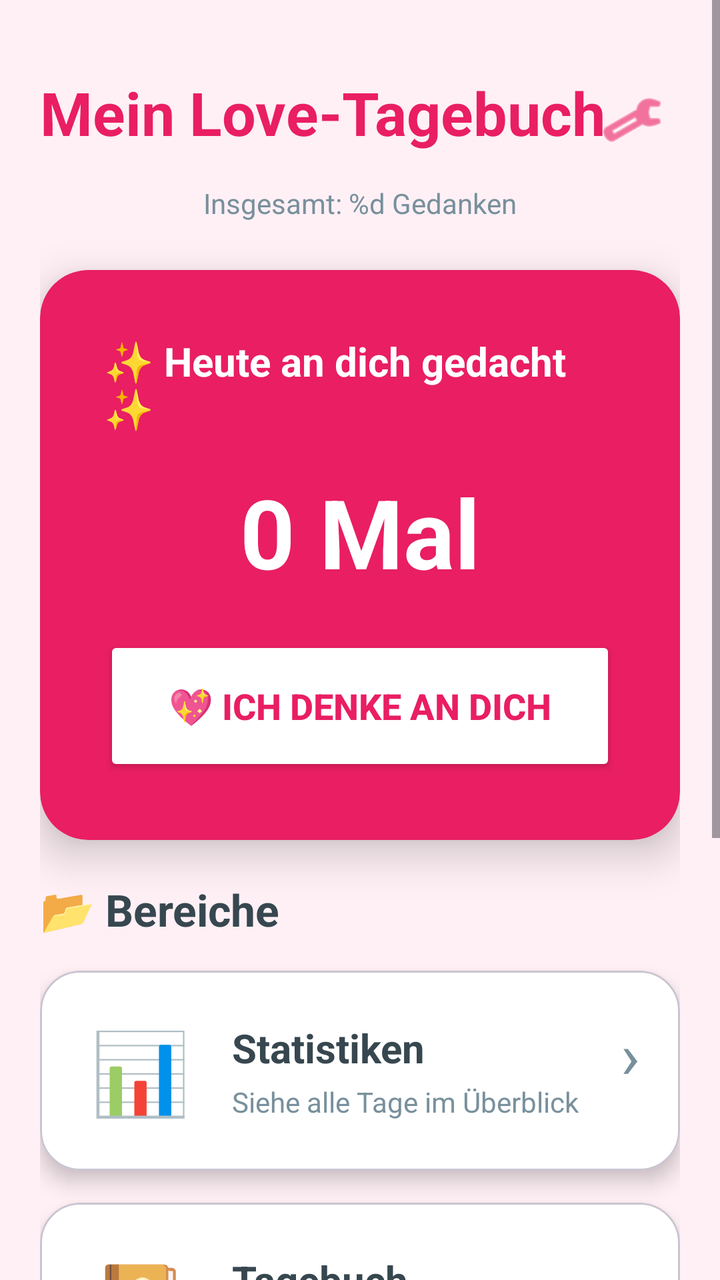
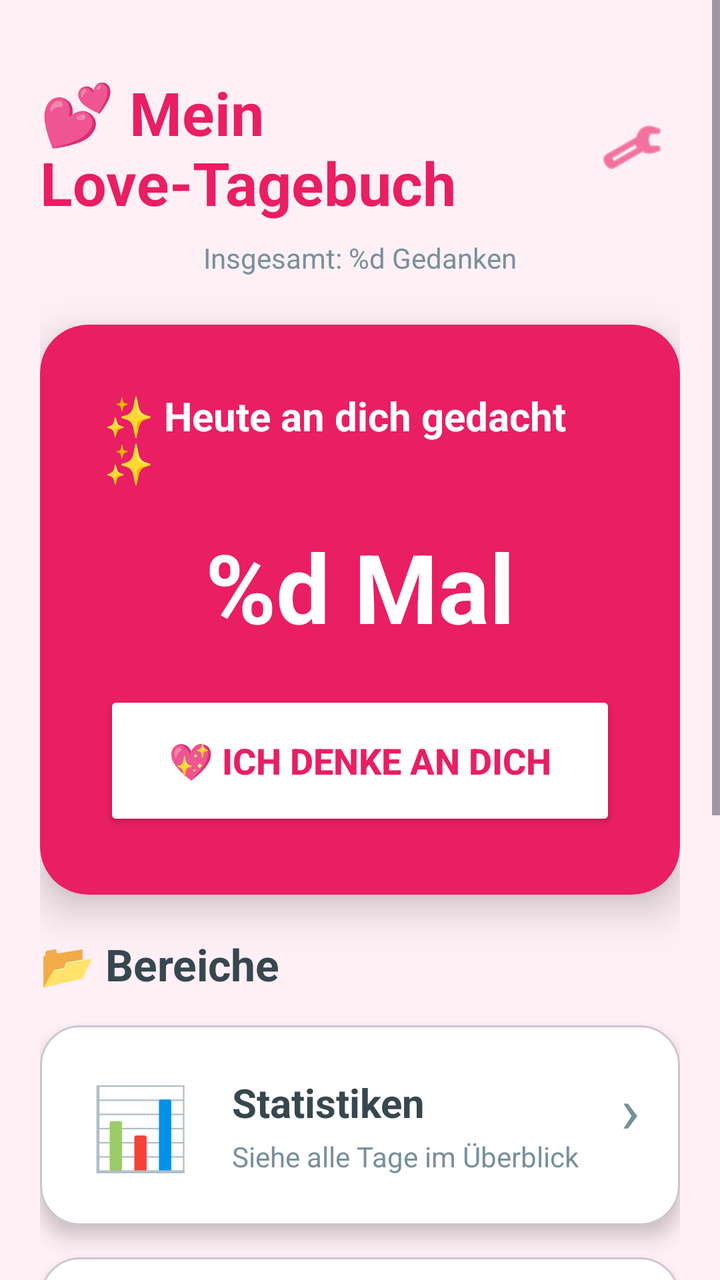

The first picture is an Android layout as it rendered before a commit; the second is the same layout after the commit. The layout source and the unified diff follow.
<!-- AndroidManifest.xml: application theme Theme.MeinTagebuch -->
<!-- res/layout/activity_main.xml -->
<?xml version="1.0" encoding="utf-8"?>
<ScrollView
    xmlns:android="http://schemas.android.com/apk/res/android"
    xmlns:app="http://schemas.android.com/apk/res-auto"
    android:layout_width="match_parent"
    android:layout_height="match_parent"
    android:background="@color/background">

    <LinearLayout
        android:layout_width="match_parent"
        android:layout_height="wrap_content"
        android:orientation="vertical"
        android:padding="20dp">

        
        <RelativeLayout
            android:layout_width="match_parent"
            android:layout_height="wrap_content"
            android:layout_marginTop="16dp"
            android:layout_marginBottom="8dp">

            

            
            <TextView
                android:id="@+id/mainTitle"
                android:layout_width="wrap_content"
                android:layout_height="wrap_content"
                android:text="@string/app_name"
                android:textColor="@color/primary"
                android:textSize="30sp"
                android:textStyle="bold" />

            <ImageView
                android:id="@+id/settingsButton"
                android:layout_width="48dp"
                android:layout_height="48dp"
                android:layout_alignParentEnd="true"
                android:layout_centerVertical="true"
                android:src="@android:drawable/ic_menu_preferences"
                android:padding="8dp"
                android:background="?attr/selectableItemBackgroundBorderless"
                android:contentDescription="Einstellungen"
                app:tint="@color/primary"/>

        </RelativeLayout>

        <TextView
            android:id="@+id/totalThoughtsText"
            android:layout_width="wrap_content"
            android:layout_height="wrap_content"
            android:text="@string/total_thoughts"
            android:textSize="14sp"
            android:textColor="@color/secondary_text"
            android:layout_gravity="center"
            android:layout_marginBottom="24dp"/>

        
        <com.google.android.material.card.MaterialCardView
            android:layout_width="match_parent"
            android:layout_height="wrap_content"
            android:layout_marginBottom="20dp"
            app:cardCornerRadius="24dp"
            app:cardElevation="12dp"
            app:strokeWidth="0dp"
            android:backgroundTint="@color/primary">

            <LinearLayout
                android:layout_width="match_parent"
                android:layout_height="wrap_content"
                android:orientation="vertical"
                android:padding="32dp"
                android:gravity="center">

                <TextView
                    android:layout_width="wrap_content"
                    android:layout_height="wrap_content"
                    android:text="✨ Heute an dich gedacht ✨"
                    android:textSize="20sp"
                    android:textColor="@android:color/white"
                    android:textStyle="bold"
                    android:layout_marginBottom="16dp"/>

                <TextView
                    android:id="@+id/thoughtCountText"
                    android:layout_width="wrap_content"
                    android:layout_height="wrap_content"
                    android:text="0 Mal"
                    android:textSize="48sp"
                    android:textStyle="bold"
                    android:textColor="@android:color/white"
                    android:layout_marginBottom="20dp"/>

                <Button
                    android:id="@+id/thoughtButton"
                    android:layout_width="match_parent"
                    android:layout_height="70dp"
                    android:text="💖 Ich denke an dich"
                    android:textSize="18sp"
                    android:textStyle="bold"
                    android:backgroundTint="@android:color/white"
                    android:textColor="@color/primary"
                    app:cornerRadius="16dp"/>

            </LinearLayout>
        </com.google.android.material.card.MaterialCardView>

        
        <TextView
            android:layout_width="wrap_content"
            android:layout_height="wrap_content"
            android:text="📂 Bereiche"
            android:textSize="22sp"
            android:textStyle="bold"
            android:textColor="@color/primary_text"
            android:layout_marginBottom="16dp"/>

        
        <com.google.android.material.card.MaterialCardView
            android:id="@+id/statisticsCard"
            android:layout_width="match_parent"
            android:layout_height="wrap_content"
            android:layout_marginBottom="16dp"
            app:cardCornerRadius="20dp"
            app:cardElevation="6dp"
            android:clickable="true"
            android:focusable="true"
            android:foreground="?attr/selectableItemBackground"
            android:backgroundTint="@color/card_background">

            <LinearLayout
                android:layout_width="match_parent"
                android:layout_height="wrap_content"
                android:orientation="horizontal"
                android:padding="20dp"
                android:gravity="center_vertical">

                <TextView
                    android:layout_width="60dp"
                    android:layout_height="60dp"
                    android:text="📊"
                    android:textSize="40sp"
                    android:gravity="center"/>

                <LinearLayout
                    android:layout_width="0dp"
                    android:layout_height="wrap_content"
                    android:layout_marginStart="16dp"
                    android:layout_weight="1"
                    android:orientation="vertical">

                    <TextView
                        android:layout_height="match_parent"
                        android:layout_width="match_parent"
                        android:text="Statistiken"
                        android:textColor="@color/primary_text"
                        android:textSize="20sp"
                        android:textStyle="bold" />

                    <TextView
                        android:layout_width="match_parent"
                        android:layout_height="match_parent"
                        android:layout_marginTop="4dp"
                        android:text="Siehe alle Tage im Überblick"
                        android:textColor="@color/secondary_text"
                        android:textSize="14sp" />
                </LinearLayout>

                <TextView
                    android:layout_width="wrap_content"
                    android:layout_height="match_parent"
                    android:text="›"
                    android:textSize="32sp"
                    android:textColor="@color/secondary_text"/>
            </LinearLayout>
        </com.google.android.material.card.MaterialCardView>

        
        <com.google.android.material.card.MaterialCardView
            android:id="@+id/diaryCard"
            android:layout_width="match_parent"
            android:layout_height="wrap_content"
            android:layout_marginBottom="16dp"
            app:cardCornerRadius="20dp"
            app:cardElevation="6dp"
            android:clickable="true"
            android:focusable="true"
            android:foreground="?attr/selectableItemBackground"
            android:backgroundTint="@color/card_background">

            <LinearLayout
                android:layout_width="match_parent"
                android:layout_height="wrap_content"
                android:orientation="horizontal"
                android:padding="20dp"
                android:gravity="center_vertical">

                <TextView
                    android:layout_width="60dp"
                    android:layout_height="60dp"
                    android:text="📔"
                    android:textSize="40sp"
                    android:gravity="center"/>

                <LinearLayout
                    android:layout_width="0dp"
                    android:layout_height="wrap_content"
                    android:layout_weight="1"
                    android:orientation="vertical"
                    android:layout_marginStart="16dp">

                    <TextView
                        android:layout_height="match_parent"
                        android:layout_width="match_parent"
                        android:text="Tagebuch"
                        android:textSize="20sp"
                        android:textStyle="bold"
                        android:textColor="@color/primary_text"/>

                    <TextView
                        android:layout_width="match_parent"
                        android:layout_height="match_parent"
                        android:text="Alle Einträge ansehen"
                        android:textSize="14sp"
                        android:textColor="@color/secondary_text"
                        android:layout_marginTop="4dp"/>
                </LinearLayout>

                <TextView
                    android:layout_height="match_parent"
                    android:layout_width="wrap_content"
                    android:text="›"
                    android:textSize="32sp"
                    android:textColor="@color/secondary_text"/>
            </LinearLayout>
        </com.google.android.material.card.MaterialCardView>

        
        <com.google.android.material.card.MaterialCardView
            android:id="@+id/photosCard"
            android:layout_width="match_parent"
            android:layout_height="wrap_content"
            android:layout_marginBottom="16dp"
            app:cardCornerRadius="20dp"
            app:cardElevation="6dp"
            android:clickable="true"
            android:focusable="true"
            android:foreground="?attr/selectableItemBackground"
            android:backgroundTint="@color/card_background">

            <LinearLayout
                android:layout_width="match_parent"
                android:layout_height="wrap_content"
                android:orientation="horizontal"
                android:padding="20dp"
                android:gravity="center_vertical">

                <TextView
                    android:layout_width="60dp"
                    android:layout_height="60dp"
                    android:text="📸"
                    android:textSize="40sp"
                    android:gravity="center"/>

                <LinearLayout
                    android:layout_width="0dp"
                    android:layout_height="wrap_content"
                    android:layout_weight="1"
                    android:orientation="vertical"
                    android:layout_marginStart="16dp">

                    <TextView
                        android:layout_width="match_parent"
                        android:layout_height="match_parent"
                        android:text="Foto-Galerie"
                        android:textSize="20sp"
                        android:textStyle="bold"
                        android:textColor="@color/primary_text"/>

                    <TextView
                        android:layout_height="match_parent"
                        android:layout_width="match_parent"
                        android:text="Erinnerungen festhalten"
                        android:textSize="14sp"
                        android:textColor="@color/secondary_text"
                        android:layout_marginTop="4dp"/>
                </LinearLayout>

                <TextView
                    android:layout_width="wrap_content"
                    android:layout_height="wrap_content"
                    android:text="›"
                    android:textSize="32sp"
                    android:textColor="@color/secondary_text"/>
            </LinearLayout>
        </com.google.android.material.card.MaterialCardView>

        
        <com.google.android.material.card.MaterialCardView
            android:id="@+id/partnerCard"
            android:layout_width="match_parent"
            android:layout_height="wrap_content"
            android:layout_marginBottom="24dp"
            app:cardCornerRadius="20dp"
            app:cardElevation="6dp"
            android:clickable="true"
            android:focusable="true"
            android:foreground="?attr/selectableItemBackground"
            android:backgroundTint="@color/card_background">

            <LinearLayout
                android:layout_width="match_parent"
                android:layout_height="wrap_content"
                android:orientation="horizontal"
                android:padding="20dp"
                android:gravity="center_vertical">

                <TextView
                    android:layout_width="60dp"
                    android:layout_height="60dp"
                    android:text="👑"
                    android:textSize="40sp"
                    android:gravity="center"/>

                <LinearLayout
                    android:layout_width="0dp"
                    android:layout_height="wrap_content"
                    android:layout_weight="1"
                    android:orientation="vertical"
                    android:layout_marginStart="16dp">

                    <TextView
                        android:layout_height="match_parent"
                        android:layout_width="match_parent"
                        android:text="Partner"
                        android:textSize="20sp"
                        android:textStyle="bold"
                        android:textColor="@color/primary_text"/>

                    <TextView
                        android:layout_width="match_parent"
                        android:layout_height="match_parent"
                        android:text="Gemeinsam schreiben"
                        android:textSize="14sp"
                        android:textColor="@color/secondary_text"
                        android:layout_marginTop="4dp"/>
                </LinearLayout>

                <TextView
                    android:layout_height="wrap_content"
                    android:layout_width="wrap_content"
                    android:text="›"
                    android:textSize="32sp"
                    android:textColor="@color/secondary_text"/>
            </LinearLayout>
        </com.google.android.material.card.MaterialCardView>

    </LinearLayout>

</ScrollView>
<!-- resources referenced by this layout -->
<resources>
  <color name="background">#FFF0F5</color>
  <color name="card_background">#FFFFFF</color>
  <color name="primary">#E91E63</color>
  <color name="primary_text">#37474F</color>
  <color name="secondary_text">#78909C</color>
  <string name="app_name">Mein Love-Tagebuch</string>
  <string name="total_thoughts">Insgesamt: %d Gedanken</string>
  <style name="Theme.MeinTagebuch" parent="Base.Theme.MeinTagebuch" />
  <style name="Base.Theme.MeinTagebuch" parent="Theme.Material3.DayNight.NoActionBar">
          
          
      </style>
</resources>

<!-- the commit's change to res/layout/activity_main.xml (unified diff, before → after) -->
@@ -26,7 +26,7 @@
                 android:id="@+id/mainTitle"
                 android:layout_width="wrap_content"
                 android:layout_height="wrap_content"
-                android:text="@string/app_name"
+                android:text="@string/main_title"
                 android:textColor="@color/primary"
                 android:textSize="30sp"
                 android:textStyle="bold" />
@@ -75,7 +75,7 @@
                 <TextView
                     android:layout_width="wrap_content"
                     android:layout_height="wrap_content"
-                    android:text="✨ Heute an dich gedacht ✨"
+                    android:text="@string/thought_card_title"
                     android:textSize="20sp"
                     android:textColor="@android:color/white"
                     android:textStyle="bold"
@@ -85,7 +85,7 @@
                     android:id="@+id/thoughtCountText"
                     android:layout_width="wrap_content"
                     android:layout_height="wrap_content"
-                    android:text="0 Mal"
+                    android:text="@string/thought_count"
                     android:textSize="48sp"
                     android:textStyle="bold"
                     android:textColor="@android:color/white"
@@ -95,7 +95,7 @@
                     android:id="@+id/thoughtButton"
                     android:layout_width="match_parent"
                     android:layout_height="70dp"
-                    android:text="💖 Ich denke an dich"
+                    android:text="@string/thought_button"
                     android:textSize="18sp"
                     android:textStyle="bold"
                     android:backgroundTint="@android:color/white"
@@ -109,7 +109,7 @@
         <TextView
             android:layout_width="wrap_content"
             android:layout_height="wrap_content"
-            android:text="📂 Bereiche"
+            android:text="@string/sections_title"
             android:textSize="22sp"
             android:textStyle="bold"
             android:textColor="@color/primary_text"
@@ -152,7 +152,7 @@
                     <TextView
                         android:layout_height="match_parent"
                         android:layout_width="match_parent"
-                        android:text="Statistiken"
+                        android:text="@string/statistics_title"
                         android:textColor="@color/primary_text"
                         android:textSize="20sp"
                         android:textStyle="bold" />
@@ -161,7 +161,7 @@
                         android:layout_width="match_parent"
                         android:layout_height="match_parent"
                         android:layout_marginTop="4dp"
-                        android:text="Siehe alle Tage im Überblick"
+                        android:text="@string/statistics_subtitle"
                         android:textColor="@color/secondary_text"
                         android:textSize="14sp" />
                 </LinearLayout>
@@ -212,7 +212,7 @@
                     <TextView
                         android:layout_height="match_parent"
                         android:layout_width="match_parent"
-                        android:text="Tagebuch"
+                        android:text="@string/diary_title"
                         android:textSize="20sp"
                         android:textStyle="bold"
                         android:textColor="@color/primary_text"/>
@@ -220,7 +220,7 @@
                     <TextView
                         android:layout_width="match_parent"
                         android:layout_height="match_parent"
-                        android:text="Alle Einträge ansehen"
+                        android:text="@string/diary_subtitle"
                         android:textSize="14sp"
                         android:textColor="@color/secondary_text"
                         android:layout_marginTop="4dp"/>
@@ -272,7 +272,7 @@
                     <TextView
                         android:layout_width="match_parent"
                         android:layout_height="match_parent"
-                        android:text="Foto-Galerie"
+                        android:text="@string/photos_title"
                         android:textSize="20sp"
                         android:textStyle="bold"
                         android:textColor="@color/primary_text"/>
@@ -280,7 +280,7 @@
                     <TextView
                         android:layout_height="match_parent"
                         android:layout_width="match_parent"
-                        android:text="Erinnerungen festhalten"
+                        android:text="@string/photos_subtitle"
                         android:textSize="14sp"
                         android:textColor="@color/secondary_text"
                         android:layout_marginTop="4dp"/>
@@ -332,7 +332,7 @@
                     <TextView
                         android:layout_height="match_parent"
                         android:layout_width="match_parent"
-                        android:text="Partner"
+                        android:text="@string/partner_title"
                         android:textSize="20sp"
                         android:textStyle="bold"
                         android:textColor="@color/primary_text"/>
@@ -340,7 +340,7 @@
                     <TextView
                         android:layout_width="match_parent"
                         android:layout_height="match_parent"
-                        android:text="Gemeinsam schreiben"
+                        android:text="@string/partner_subtitle"
                         android:textSize="14sp"
                         android:textColor="@color/secondary_text"
                         android:layout_marginTop="4dp"/>
<!-- resource entries referenced after the edit -->
@@ -5,7 +5,19 @@
   <color name="primary">#E91E63</color>
   <color name="primary_text">#37474F</color>
   <color name="secondary_text">#78909C</color>
-  <string name="app_name">Mein Love-Tagebuch</string>
+  <string name="diary_subtitle">Alle Einträge ansehen</string>
+  <string name="diary_title">Tagebuch</string>
+  <string name="main_title">💕 Mein Love-Tagebuch</string>
+  <string name="partner_subtitle">Gemeinsam schreiben</string>
+  <string name="partner_title">Partner</string>
+  <string name="photos_subtitle">Erinnerungen festhalten</string>
+  <string name="photos_title">Foto-Galerie</string>
+  <string name="sections_title">📂 Bereiche</string>
+  <string name="statistics_subtitle">Siehe alle Tage im Überblick</string>
+  <string name="statistics_title">Statistiken</string>
+  <string name="thought_button">💖 Ich denke an dich</string>
+  <string name="thought_card_title">✨ Heute an dich gedacht ✨</string>
+  <string name="thought_count">%d Mal</string>
   <string name="total_thoughts">Insgesamt: %d Gedanken</string>
   <style name="Theme.MeinTagebuch" parent="Base.Theme.MeinTagebuch" />
   <style name="Base.Theme.MeinTagebuch" parent="Theme.Material3.DayNight.NoActionBar">
